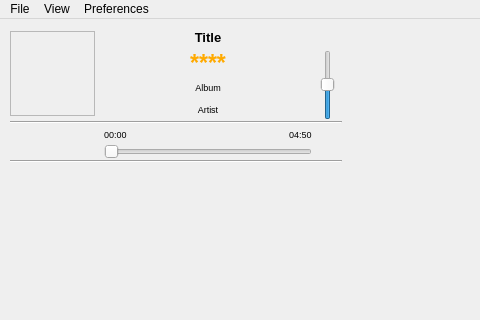
Before: the Qt Designer form trunk/GUI/GUI_Simpleplayer.ui in shahid334/sayonara-player, drawn with Qt 5; both pictures show x 0 to 480 and y 0 to 320 of the 1000 by 654 pixel window.
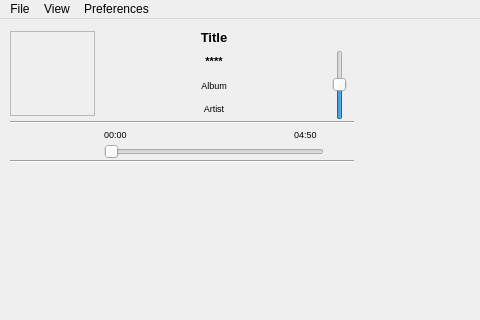
After: the same form once the commit is applied. Icons and pictures are not drawn.

Diff of the .ui file:
```diff
--- a/trunk/GUI/GUI_Simpleplayer.ui
+++ b/trunk/GUI/GUI_Simpleplayer.ui
@@ -266,7 +266,7 @@
      <widget class="QLabel" name="rating">
       <property name="font">
        <font>
-        <pointsize>17</pointsize>
+        <pointsize>8</pointsize>
         <weight>75</weight>
         <bold>true</bold>
         <kerning>false</kerning>
@@ -276,7 +276,7 @@
        <bool>false</bool>
       </property>
       <property name="styleSheet">
-       <string notr="true">color: rgb(255, 170, 0);</string>
+       <string notr="true"/>
       </property>
       <property name="text">
        <string>****</string>
@@ -402,9 +402,15 @@
         <verstretch>0</verstretch>
        </sizepolicy>
       </property>
+      <property name="minimumSize">
+       <size>
+        <width>30</width>
+        <height>0</height>
+       </size>
+      </property>
       <property name="maximumSize">
        <size>
-        <width>16777215</width>
+        <width>30</width>
         <height>18</height>
        </size>
       </property>
@@ -445,9 +451,15 @@
         <verstretch>0</verstretch>
        </sizepolicy>
       </property>
+      <property name="minimumSize">
+       <size>
+        <width>30</width>
+        <height>0</height>
+       </size>
+      </property>
       <property name="maximumSize">
        <size>
-        <width>16777215</width>
+        <width>30</width>
         <height>18</height>
        </size>
       </property>
@@ -469,12 +481,30 @@
         <height>20</height>
        </size>
       </property>
+      <property name="font">
+       <font>
+        <strikeout>false</strikeout>
+        <stylestrategy>PreferAntialias</stylestrategy>
+       </font>
+      </property>
       <property name="focusPolicy">
        <enum>Qt::NoFocus</enum>
       </property>
       <property name="orientation">
        <enum>Qt::Horizontal</enum>
       </property>
+      <property name="invertedAppearance">
+       <bool>false</bool>
+      </property>
+      <property name="invertedControls">
+       <bool>false</bool>
+      </property>
+      <property name="tickPosition">
+       <enum>QSlider::NoTicks</enum>
+      </property>
+      <property name="tickInterval">
+       <number>20</number>
+      </property>
      </widget>
     </item>
     <item row="5" column="6" rowspan="2">
@@ -541,7 +571,7 @@
         <rect>
          <x>0</x>
          <y>0</y>
-         <width>324</width>
+         <width>335</width>
          <height>338</height>
         </rect>
        </property>
```
